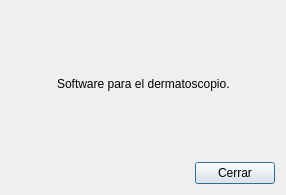
The window that acercade.ui (Gabrielnz/pasantia-CIMBUC) describes before a commit, drawn with Qt 5.
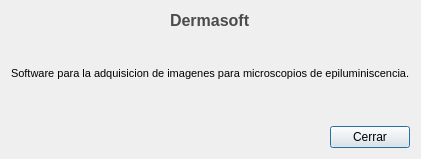
The same window after the commit.

```diff
--- a/acercade.ui
+++ b/acercade.ui
@@ -6,8 +6,8 @@
    <rect>
     <x>0</x>
     <y>0</y>
-    <width>286</width>
-    <height>195</height>
+    <width>405</width>
+    <height>159</height>
    </rect>
   </property>
   <property name="windowTitle">
@@ -15,70 +15,85 @@
   </property>
   <layout class="QGridLayout" name="gridLayout">
    <item row="0" column="0">
-    <layout class="QVBoxLayout" name="verticalLayout">
+    <layout class="QVBoxLayout" name="verticalLayout_2">
      <item>
-      <spacer name="verticalSpacer_2">
-       <property name="orientation">
-        <enum>Qt::Vertical</enum>
-       </property>
-       <property name="sizeHint" stdset="0">
-        <size>
-         <width>20</width>
-         <height>40</height>
-        </size>
-       </property>
-      </spacer>
-     </item>
-     <item>
-      <layout class="QHBoxLayout" name="horizontalLayout_2">
+      <layout class="QVBoxLayout" name="verticalLayout">
        <item>
-        <spacer name="horizontalSpacer_2">
+        <layout class="QHBoxLayout" name="horizontalLayout_2">
+         <item>
+          <spacer name="horizontalSpacer_3">
+           <property name="orientation">
+            <enum>Qt::Horizontal</enum>
+           </property>
+           <property name="sizeHint" stdset="0">
+            <size>
+             <width>40</width>
+             <height>20</height>
+            </size>
+           </property>
+          </spacer>
+         </item>
+         <item>
+          <widget class="QLabel" name="etqNombre">
+           <property name="text">
+            <string>&lt;html&gt;&lt;head/&gt;&lt;body&gt;&lt;p&gt;&lt;span style=&quot; font-size:12pt; font-weight:600; color:#4b4b4b;&quot;&gt;Dermasoft&lt;/span&gt;&lt;/p&gt;&lt;/body&gt;&lt;/html&gt;</string>
+           </property>
+          </widget>
+         </item>
+         <item>
+          <spacer name="horizontalSpacer_2">
+           <property name="orientation">
+            <enum>Qt::Horizontal</enum>
+           </property>
+           <property name="sizeHint" stdset="0">
+            <size>
+             <width>40</width>
+             <height>20</height>
+            </size>
+           </property>
+          </spacer>
+         </item>
+        </layout>
+       </item>
+       <item>
+        <spacer name="verticalSpacer_3">
          <property name="orientation">
-          <enum>Qt::Horizontal</enum>
+          <enum>Qt::Vertical</enum>
          </property>
          <property name="sizeHint" stdset="0">
           <size>
-           <width>40</width>
-           <height>20</height>
+           <width>20</width>
+           <height>17</height>
           </size>
          </property>
         </spacer>
        </item>
        <item>
-        <widget class="QLabel" name="etqAcerca">
+        <widget class="QLabel" name="etqDescripcion">
          <property name="text">
-          <string>Software para el dermatoscopio.</string>
+          <string>&lt;!DOCTYPE HTML PUBLIC &quot;-//W3C//DTD HTML 4.0//EN&quot; &quot;http://www.w3.org/TR/REC-html40/strict.dtd&quot;&gt;
+&lt;html&gt;&lt;head&gt;&lt;meta name=&quot;qrichtext&quot; content=&quot;1&quot; /&gt;&lt;style type=&quot;text/css&quot;&gt;
+p, li { white-space: pre-wrap; }
+&lt;/style&gt;&lt;/head&gt;&lt;body style=&quot; font-family:'MS Shell Dlg 2'; font-size:8pt; font-weight:400; font-style:normal;&quot;&gt;
+&lt;p style=&quot; margin-top:12px; margin-bottom:12px; margin-left:0px; margin-right:0px; -qt-block-indent:0; text-indent:0px;&quot;&gt;Software para la adquisicion de imagenes para microscopios de epiluminiscencia.&lt;/p&gt;&lt;/body&gt;&lt;/html&gt;</string>
          </property>
         </widget>
        </item>
        <item>
-        <spacer name="horizontalSpacer_3">
+        <spacer name="verticalSpacer">
          <property name="orientation">
-          <enum>Qt::Horizontal</enum>
+          <enum>Qt::Vertical</enum>
          </property>
          <property name="sizeHint" stdset="0">
           <size>
-           <width>40</width>
-           <height>20</height>
+           <width>20</width>
+           <height>40</height>
           </size>
          </property>
         </spacer>
        </item>
       </layout>
      </item>
-     <item>
-      <spacer name="verticalSpacer">
-       <property name="orientation">
-        <enum>Qt::Vertical</enum>
-       </property>
-       <property name="sizeHint" stdset="0">
-        <size>
-         <width>20</width>
-         <height>40</height>
-        </size>
-       </property>
-      </spacer>
-     </item>
      <item>
       <layout class="QHBoxLayout" name="horizontalLayout">
        <item>
```
Left out of the diff: 2 changed lines with no effect on the pictures.
